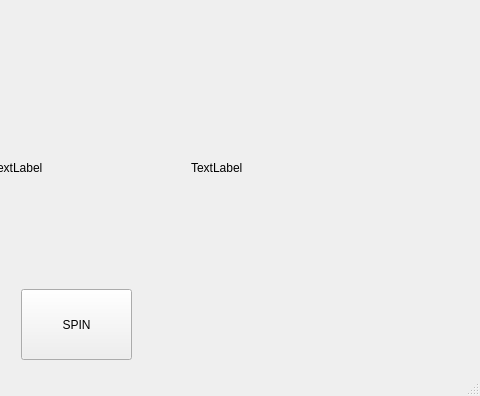
KrzSzklarczyk/C-qtGameProject, file mainwindow.ui: the form before one commit; both pictures show x 298 to 778 and y 0 to 396 of the 778 by 396 pixel window.
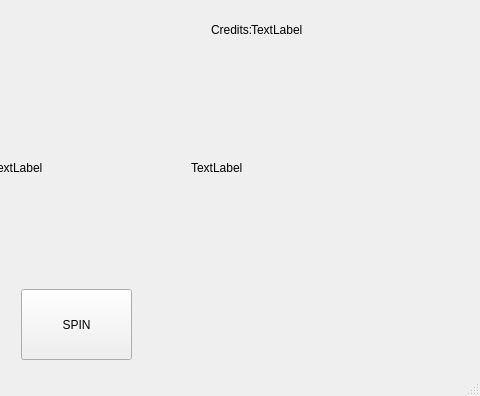
The form after the commit. The open tabs and pages were chosen to show the change.

```diff
--- a/mainwindow.ui
+++ b/mainwindow.ui
@@ -237,6 +237,47 @@
         </property>
         <property name="text">
          <string>BET</string>
+        </property>
+       </widget>
+       <widget class="QLabel" name="Label_Gra1Credits">
+        <property name="geometry">
+         <rect>
+          <x>460</x>
+          <y>10</y>
+          <width>91</width>
+          <height>21</height>
+         </rect>
+        </property>
+        <property name="text">
+         <string>TextLabel</string>
+        </property>
+       </widget>
+       <widget class="QLabel" name="label_8">
+        <property name="geometry">
+         <rect>
+          <x>420</x>
+          <y>10</y>
+          <width>41</width>
+          <height>21</height>
+         </rect>
+        </property>
+        <property name="text">
+         <string>Credits:</string>
+        </property>
+       </widget>
+      </widget>
+      <widget class="QWidget" name="Gra2">
+       <widget class="QPushButton" name="BackToMainMenu_2">
+        <property name="geometry">
+         <rect>
+          <x>20</x>
+          <y>10</y>
+          <width>80</width>
+          <height>24</height>
+         </rect>
+        </property>
+        <property name="text">
+         <string>Back</string>
         </property>
        </widget>
       </widget>
```
Left out of the diff: 2 changed lines with no effect on the pictures.
